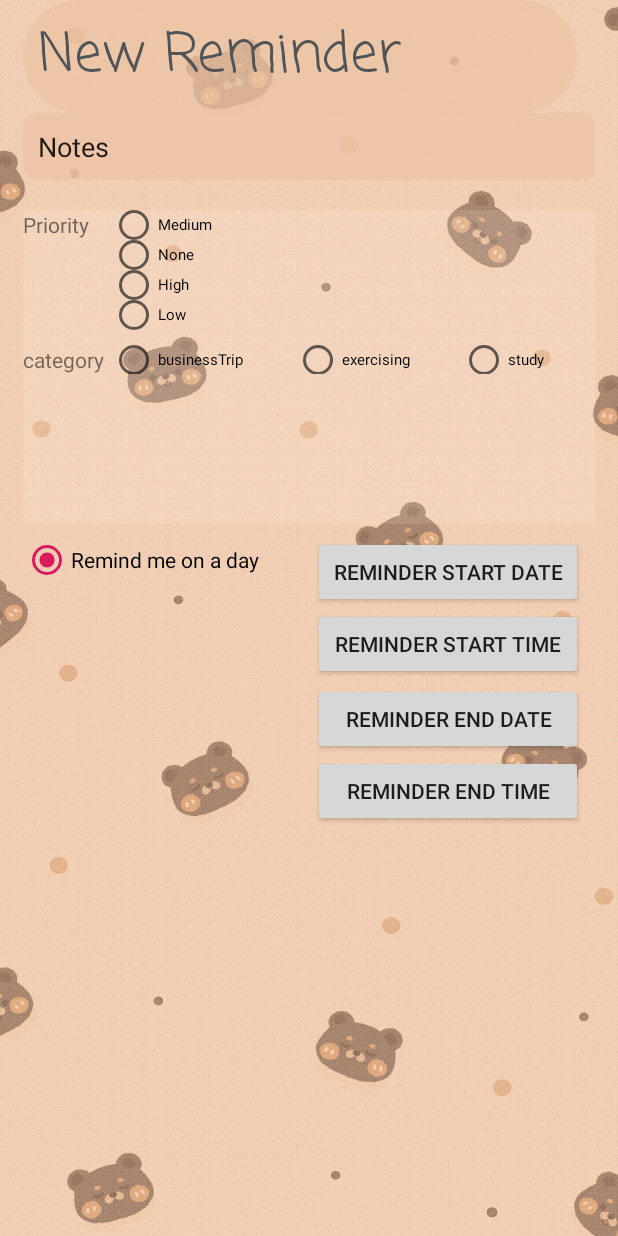
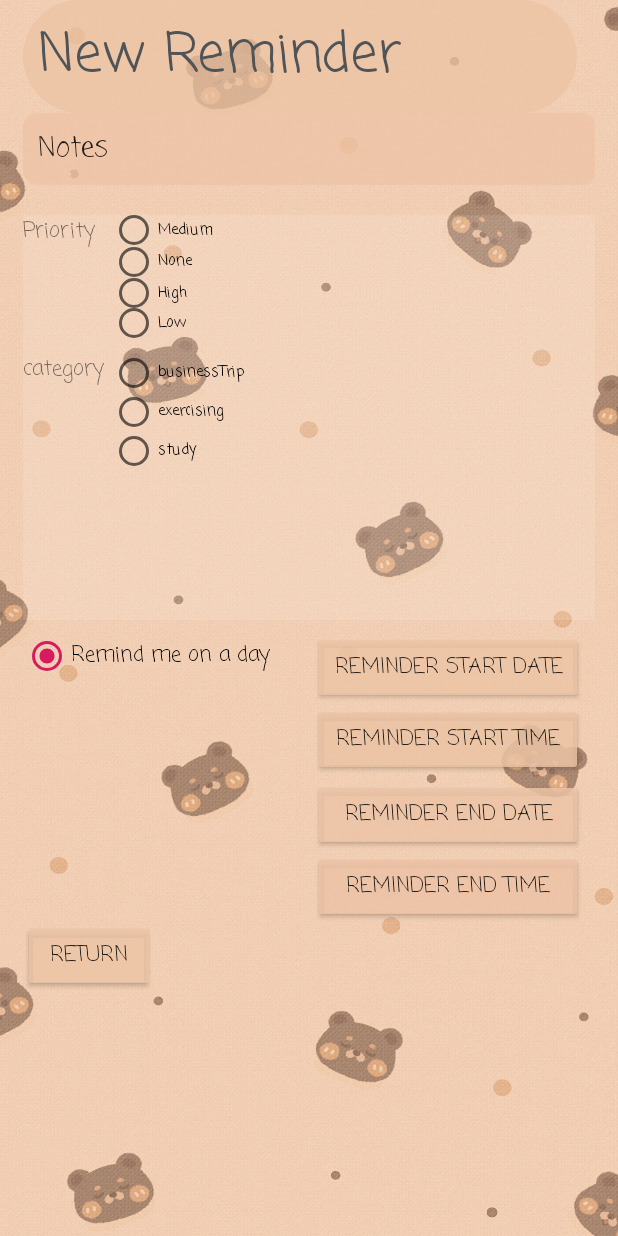
Before and after one commit to CharlesDaiii/DRY, an Android app: the ShowReminder screen opened directly, with no data from a screen before it, after a tap on "Remind me on a day", on a phone screen of 412 x 824 dp. Run offline under Robolectric (Android 15) with nearby library versions, the phone set to English and light mode, and no system bars; 3 statements that could not run were skipped.

Commit message:
Yutong, Dec 8nd, bg3

```diff
--- a/app/src/main/AndroidManifest.xml
+++ b/app/src/main/AndroidManifest.xml
@@ -1,6 +1,8 @@
 <?xml version="1.0" encoding="utf-8"?>
 <manifest xmlns:android="http://schemas.android.com/apk/res/android"
     package="com.example.myapplication">
+    <!-- <uses-permission android:name="android.permission.WRITE_EXTERNAL_STORAGE"/>
+    <uses-permission android:name="android.permission.READ_EXTERNAL_STORAGE"/> -->
 
     <application
         android:allowBackup="true"
--- a/app/src/main/java/com/example/myapplication/MainActivity.java
+++ b/app/src/main/java/com/example/myapplication/MainActivity.java
@@ -40,7 +40,7 @@ public class MainActivity extends AppCompatActivity {
 
 
     /**--------------初始化-----------------------**/
-    ArrayList<Reminder> reminders = new ArrayList<>();
+    public static ArrayList<Reminder> reminders = new ArrayList<>();
     private AlarmManager alarmManager;
     private PendingIntent pendingIntent;
     private TextView alarmTv;
--- a/app/src/main/java/com/example/myapplication/Reminder.java
+++ b/app/src/main/java/com/example/myapplication/Reminder.java
@@ -1,4 +1,6 @@
 package com.example.myapplication;
+
+import android.app.Application;
 
 import java.io.Serializable;
 
--- a/app/src/main/java/com/example/myapplication/ShowReminder.java
+++ b/app/src/main/java/com/example/myapplication/ShowReminder.java
@@ -16,13 +16,23 @@ import androidx.appcompat.app.AppCompatActivity;
 
 import java.util.Calendar;
 
+import static com.example.myapplication.MainActivity.reminders;
+
 public class ShowReminder extends AppCompatActivity {
 
     TextView reminderTitle;
     TextView reminderDetail;
+    Button startTime;
+    Button startDate;
+    Button endTime;
+    Button endDate;
+    Button returnBotton;
     private int mHour;
     private int mMinute;
     private RadioGroup priorityGroup;
+    private RadioGroup categoryGroup;
+    Reminder reminder;
+
     private TextView show;
 
 
@@ -34,47 +44,45 @@ public class ShowReminder extends AppCompatActivity {
         /**--------------------初始化------------------------**/
         reminderTitle = findViewById(R.id.reminderTitle);
         reminderDetail = findViewById(R.id.reminderDetail);
-        Button startTime = findViewById(R.id.reminderStartTime);
-        Button startDate = findViewById(R.id.reminderStartDate);
-        Button endTime = findViewById(R.id.reminderEndTime);
-        Button endDate = findViewById(R.id.reminderEndDate);
+        startTime = findViewById(R.id.reminderStartTime);
+        startDate = findViewById(R.id.reminderStartDate);
+        endTime = findViewById(R.id.reminderEndTime);
+        endDate = findViewById(R.id.reminderEndDate);
+        returnBotton = findViewById(R.id.returnButton);
         endDate.setVisibility(View.GONE);
         endTime.setVisibility(View.GONE);
         startTime.setVisibility(View.GONE);
         startDate.setVisibility(View.GONE);
-        RadioGroup priorityGroup = findViewById(R.id.priorityGroup);
-        RadioGroup categoryGroup = findViewById(R.id.categoryGroup);
+        priorityGroup = findViewById(R.id.priorityGroup);
+        categoryGroup = findViewById(R.id.categoryGroup);
         RadioButton chooseTime = findViewById(R.id.chooseTime);
 
         Intent intent = getIntent();
-        Reminder reminder = (Reminder) intent.getExtras().getSerializable("reminder");
+        reminder = (Reminder) intent.getExtras().getSerializable("reminder");
+        //Reminder reminder = (Reminder) getApplicationContext();
         /**-------------------------------------------------**/
 
         reminderDetail.setText(reminder.getDetail());
         reminderTitle.setText(reminder.getTitle());
 
         chooseTime.setOnClickListener(view ->  {
+            System.out.println("start");
             startTime.setVisibility(View.VISIBLE);
             startDate.setVisibility(View.VISIBLE);
             endTime.setVisibility(View.VISIBLE);
             endDate.setVisibility(View.VISIBLE);
+            System.out.println(startDate.getVisibility());
+            System.out.println(startDate.getVisibility() == (View.VISIBLE));
+            if (startDate.getVisibility() == (View.VISIBLE)) {
+                System.out.println("begin");
+                startTime.setOnClickListener(v -> chooseTime());
+                endTime.setOnClickListener(v -> chooseTime());
+                startDate.setOnClickListener(v -> chooseDate());
+                endDate.setOnClickListener(v -> chooseDate());
+            }
         });
-        /**
-         * goodbye.setOnClickListener(new View.OnClickListener() {
-         *     @Override
-         *     public void onClick(final View v) {
-         *         // Change the label's text
-         *         label.setText("Goodbye.");
-         *     }
-         * });
-         */
 
-        if (startDate.getVisibility() == View.VISIBLE) {
-            startTime.setOnClickListener(v -> chooseTime());
-            endTime.setOnClickListener(v -> chooseTime());
-            startDate.setOnClickListener(v -> chooseDate());
-            endDate.setOnClickListener(v -> chooseDate());
-        }
+
 
 
         /**
@@ -102,6 +110,8 @@ public class ShowReminder extends AppCompatActivity {
             }
         });
 
+        returnBotton.setOnClickListener(view -> goToMainActivity(reminder));
+
     }
 
 
@@ -112,16 +122,19 @@ public class ShowReminder extends AppCompatActivity {
             result += "The Time You Choose Is:" + hourOfDay + " : " + minute;
             mHour = hourOfDay;
             mMinute = minute;
+            reminder.setTime(mHour + " : " +mMinute);
             Toast.makeText(getApplicationContext(), result, Toast.LENGTH_SHORT).show();
         }, cale2.get(Calendar.HOUR_OF_DAY), cale2.get(Calendar.MINUTE), true).show();
     }
 
     private void chooseDate() {
+        System.out.println("choose Date");
         Calendar cale1 = Calendar.getInstance();
         new DatePickerDialog(this, (view, year, monthOfYear, dayOfMonth) -> {
             //这里获取到的月份需要加上1
             String result = "";
-            result += "The Day You Choose Is" + (monthOfYear+1) +", "+dayOfMonth+", " + year;
+            result += "The Day You Choose Is" + (monthOfYear+1) +"/ "+dayOfMonth+"/ " + year;
+            reminder.setTime((monthOfYear+1) +"/ "+dayOfMonth+"/ " + year);
             Toast.makeText(getApplicationContext(), result, Toast.LENGTH_SHORT).show();
         }
                 ,cale1.get(Calendar.YEAR)
@@ -129,4 +142,9 @@ public class ShowReminder extends AppCompatActivity {
                 ,cale1.get(Calendar.DAY_OF_MONTH)).show();
     }
 
+    public void goToMainActivity(Reminder reminder) {
+        Intent intent = new Intent(this, MainActivity.class);
+        startActivity(intent);
+    }
+
 }
--- a/app/src/main/res/layout/reminder_detail.xml
+++ b/app/src/main/res/layout/reminder_detail.xml
@@ -32,6 +32,7 @@
         android:layout_height="wrap_content"
         android:background="@drawable/reminder_detail_shape"
         android:backgroundTint="#C4EEC4A6"
+        android:fontFamily="casual"
         android:hint="enter the detail for the reminder"
         android:scrollY="-5dp"
         android:text="Notes" />
@@ -58,6 +59,7 @@
                 android:layout_width="35dp"
                 android:layout_height="wrap_content"
                 android:layout_weight="1"
+                android:fontFamily="casual"
                 android:text="Priority" />
 
             <RadioGroup
@@ -71,14 +73,16 @@
                     android:layout_width="wrap_content"
                     android:layout_height="20dp"
                     android:layout_weight="5"
+                    android:fontFamily="casual"
                     android:text="Medium"
                     android:textSize="10sp" />
 
                 <RadioButton
                     android:id="@+id/priority_None"
                     android:layout_width="wrap_content"
-                    android:layout_height="20dp"
+                    android:layout_height="22dp"
                     android:layout_weight="5"
+                    android:fontFamily="casual"
                     android:text="None"
                     android:textSize="10sp" />
 
@@ -87,6 +91,7 @@
                     android:layout_width="wrap_content"
                     android:layout_height="20dp"
                     android:layout_weight="5"
+                    android:fontFamily="casual"
                     android:text="High"
                     android:textSize="10sp" />
 
@@ -95,6 +100,7 @@
                     android:layout_width="wrap_content"
                     android:layout_height="20dp"
                     android:layout_weight="5"
+                    android:fontFamily="casual"
                     android:text="Low"
                     android:textSize="10sp" />
 
@@ -125,24 +131,21 @@
                 android:layout_width="116dp"
                 android:layout_height="wrap_content"
                 android:layout_weight="1"
+                android:fontFamily="casual"
                 android:text="category" />
 
             <RadioGroup
                 android:id="@+id/categoryGroup"
                 android:layout_width="match_parent"
-                android:layout_height="match_parent"
+                android:layout_height="78dp"
                 android:layout_weight="1">
-
-                <LinearLayout
-                    android:layout_width="match_parent"
-                    android:layout_height="match_parent"
-                    android:orientation="horizontal">
 
                 <RadioButton
                     android:id="@+id/category_businessTrip"
                     android:layout_width="wrap_content"
                     android:layout_height="wrap_content"
-                        android:layout_weight="1"
+                    android:layout_weight="5"
+                    android:fontFamily="casual"
                     android:text="businessTrip"
                     android:textSize="10sp" />
 
@@ -150,7 +153,8 @@
                     android:id="@+id/category_exercising"
                     android:layout_width="wrap_content"
                     android:layout_height="wrap_content"
-                        android:layout_weight="1"
+                    android:layout_weight="5"
+                    android:fontFamily="casual"
                     android:text="exercising"
                     android:textSize="10sp" />
 
@@ -158,10 +162,11 @@
                     android:id="@+id/category_study"
                     android:layout_width="wrap_content"
                     android:layout_height="wrap_content"
-                        android:layout_weight="1"
+                    android:layout_weight="5"
+                    android:fontFamily="casual"
                     android:text="study"
                     android:textSize="10sp" />
-                </LinearLayout>
+
             </RadioGroup>
         </LinearLayout>
 
@@ -182,6 +187,8 @@
             android:layout_height="wrap_content"
             android:layout_marginTop="8dp"
             android:layout_marginEnd="8dp"
+            android:backgroundTint="#D9EDC5A5"
+            android:fontFamily="casual"
             android:text="reminder Start Date"
             app:layout_constraintEnd_toEndOf="parent"
             app:layout_constraintTop_toTopOf="parent" />
@@ -191,6 +198,8 @@
             android:layout_width="180dp"
             android:layout_height="wrap_content"
             android:layout_marginEnd="8dp"
+            android:backgroundTint="#D9ECC2A4"
+            android:fontFamily="casual"
             android:text="reminder start time"
             app:layout_constraintEnd_toEndOf="parent"
             app:layout_constraintTop_toBottomOf="@+id/reminderStartDate" />
@@ -201,6 +210,8 @@
             android:layout_height="wrap_content"
             android:layout_marginTop="2dp"
             android:layout_marginEnd="8dp"
+            android:backgroundTint="#D9EDC4A6"
+            android:fontFamily="casual"
             android:text="reminder end date"
             app:layout_constraintEnd_toEndOf="parent"
             app:layout_constraintTop_toBottomOf="@+id/reminderStartTime" />
@@ -210,6 +221,8 @@
             android:layout_width="180dp"
             android:layout_height="wrap_content"
             android:layout_marginEnd="8dp"
+            android:backgroundTint="#D9EDC2A5"
+            android:fontFamily="casual"
             android:text="reminder end time"
             app:layout_constraintEnd_toEndOf="parent"
             app:layout_constraintTop_toBottomOf="@+id/reminderEndDate" />
@@ -219,7 +232,20 @@
             android:layout_width="wrap_content"
             android:layout_height="wrap_content"
             android:layout_marginTop="8dp"
+            android:fontFamily="casual"
             android:text="Remind me on a day"
+            app:layout_constraintStart_toStartOf="parent"
+            app:layout_constraintTop_toTopOf="parent" />
+
+        <Button
+            android:id="@+id/returnButton"
+            android:layout_width="wrap_content"
+            android:layout_height="wrap_content"
+            android:layout_marginTop="200dp"
+            android:backgroundTint="#CDEBC5A5"
+            android:fontFamily="casual"
+            android:text="Return"
+            android:visibility="visible"
             app:layout_constraintStart_toStartOf="parent"
             app:layout_constraintTop_toTopOf="parent" />
 
```
Lines whose indentation alone changed are shown as unchanged.
